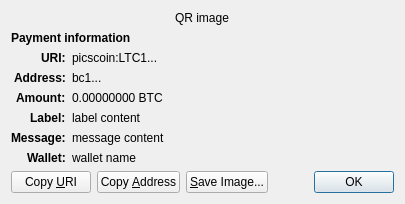
Before: the Qt Designer form src/qt/forms/receiverequestdialog.ui in minblock/picscoin, drawn with Qt 5.
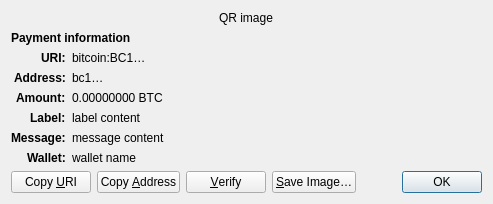
After: the same form once the commit is applied. Custom widgets are drawn as their Qt base class.

```diff
--- a/src/qt/forms/receiverequestdialog.ui
+++ b/src/qt/forms/receiverequestdialog.ui
@@ -65,7 +65,7 @@
    <item row="2" column="1" alignment="Qt::AlignTop">
     <widget class="QLabel" name="uri_content">
      <property name="text">
-      <string notr="true">picscoin:LTC1...</string>
+      <string notr="true">bitcoin:BC1…</string>
      </property>
      <property name="textFormat">
       <enum>Qt::RichText</enum>
@@ -97,7 +97,7 @@
    <item row="3" column="1" alignment="Qt::AlignTop">
     <widget class="QLabel" name="address_content">
      <property name="text">
-      <string notr="true">bc1...</string>
+      <string notr="true">bc1…</string>
      </property>
      <property name="textFormat">
       <enum>Qt::PlainText</enum>
@@ -254,10 +254,23 @@
        </property>
       </widget>
      </item>
+     <item>
+      <widget class="QPushButton" name="btnVerify">
+       <property name="text">
+        <string>&amp;Verify</string>
+       </property>
+       <property name="toolTip">
+        <string>Verify this address on e.g. a hardware wallet screen</string>
+       </property>
+       <property name="autoDefault">
+        <bool>false</bool>
+       </property>
+      </widget>
+     </item>
      <item>
       <widget class="QPushButton" name="btnSaveAs">
        <property name="text">
-        <string>&amp;Save Image...</string>
+        <string>&amp;Save Image…</string>
        </property>
        <property name="autoDefault">
         <bool>false</bool>
```
Left out of the diff: 2 changed lines with no effect on the pictures.
